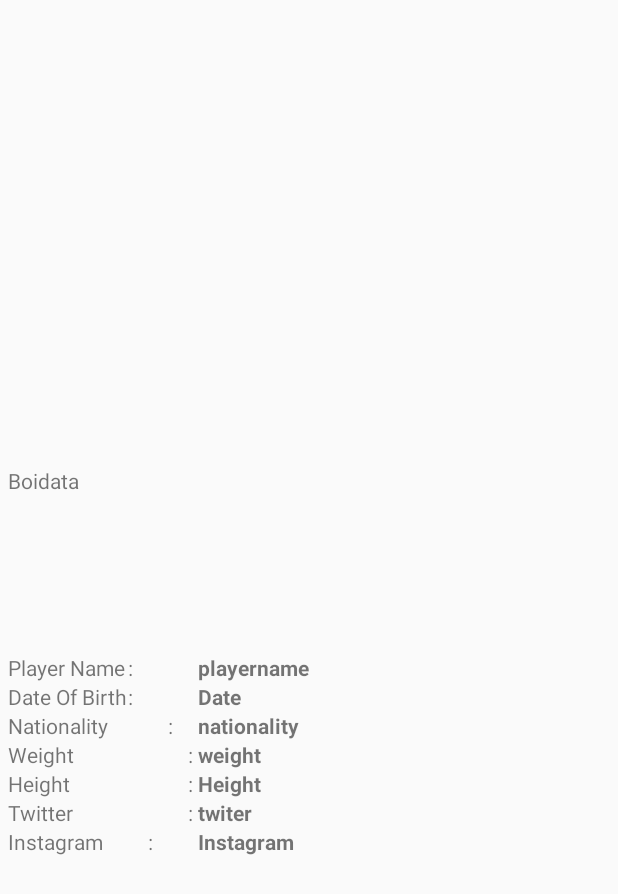
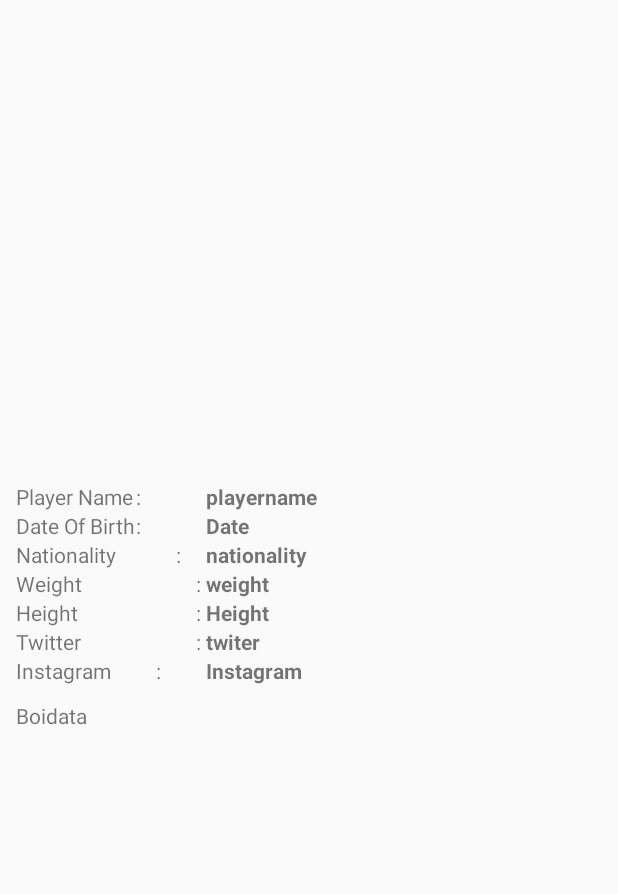
Before and after one commit to iamjue/Api-Json-Man-Utd, an Android app: the layout activity_detail.xml on its own in the app's theme, with its tools: preview values and no code run, on a phone screen of 412 x 824 dp. Shown: the top 894 px of the screen. Run offline under Robolectric (Android 15) with nearby library versions, the phone set to English and light mode, and no system bars; network calls fail.

```diff
--- a/app/src/main/res/layout/activity_detail.xml
+++ b/app/src/main/res/layout/activity_detail.xml
@@ -34,29 +34,12 @@
                 android:layout_height="match_parent"
                 android:padding="5dp">
 
-                <TextView
-                    android:id="@+id/txt_bio"
+                <TableLayout
+                    android:id="@+id/table_layout"
                     android:layout_width="match_parent"
                     android:layout_height="wrap_content"
-                    android:text="Boidata" />
-
-                <ScrollView
-                    android:id="@+id/scollView_disc"
-                    android:layout_width="match_parent"
-                    android:layout_height="100dp"
-                    android:layout_below="@+id/txt_bio">
-
-                    <TextView
-                        android:id="@+id/tv_desc"
-                        android:layout_width="match_parent"
-                        android:layout_height="100dp" />
-                </ScrollView>
-
-                <TableLayout
-                    android:layout_width="match_parent"
-                    android:layout_height="wrap_content"
-                    android:layout_below="@id/scollView_disc"
-                    android:layout_marginTop="5dp">
+                    android:layout_marginTop="5dp"
+                    android:padding="5dp">
 
                     <TableRow>
 
@@ -177,6 +160,23 @@
                             android:textStyle="bold" />
                     </TableRow>
                 </TableLayout>
+
+                <TextView
+                    android:id="@+id/txt_bio"
+                    android:layout_width="match_parent"
+                    android:layout_height="wrap_content"
+                    android:layout_below="@id/table_layout"
+                    android:padding="5dp"
+                    android:text="Boidata" />
+
+                <TextView
+                    android:id="@+id/tv_desc"
+                    android:layout_width="match_parent"
+                    android:layout_height="wrap_content"
+                    android:layout_below="@id/txt_bio"
+                    android:padding="5dp" />
+
+
             </RelativeLayout>
 
         </LinearLayout>
```
Also changed, not shown: app/src/main/java/com/iamjue/manchesterunited/Detail.java (+11 -19 lines), app/src/main/java/com/iamjue/manchesterunited/MainActivity.java (+13 -11 lines), app/src/main/java/com/iamjue/manchesterunited/PlayerItem.java (+59 -1 lines).
